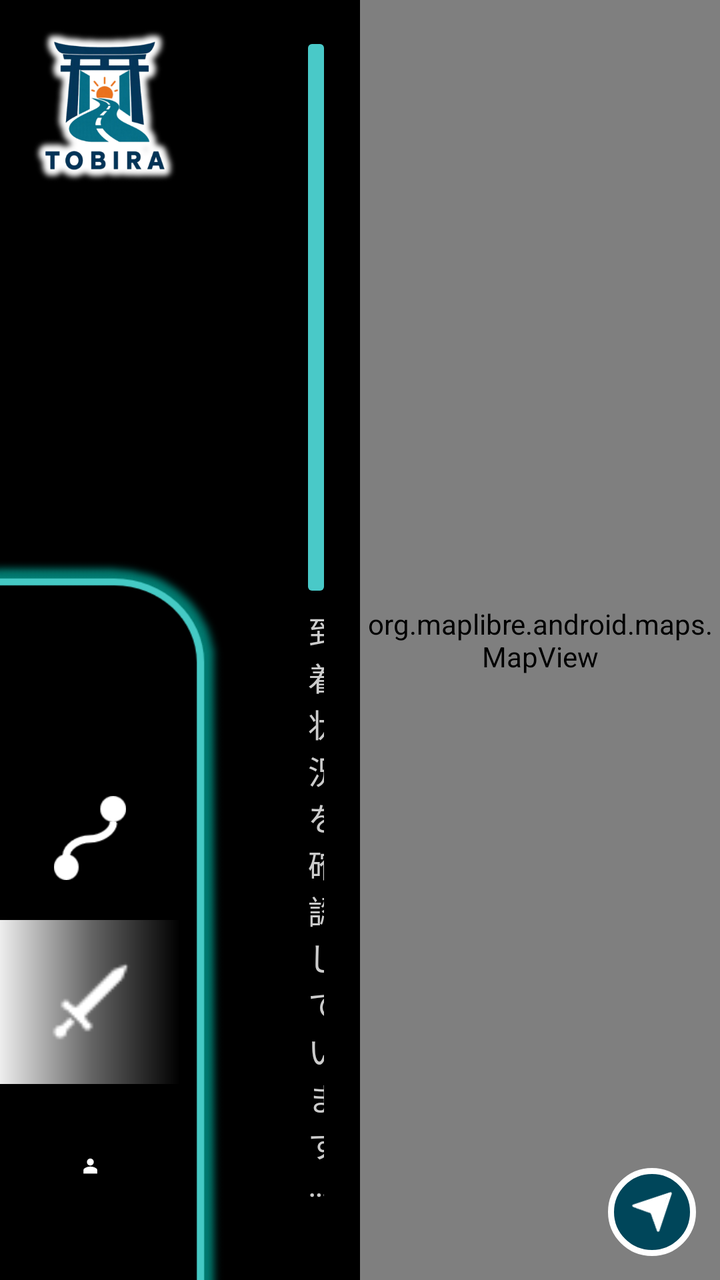
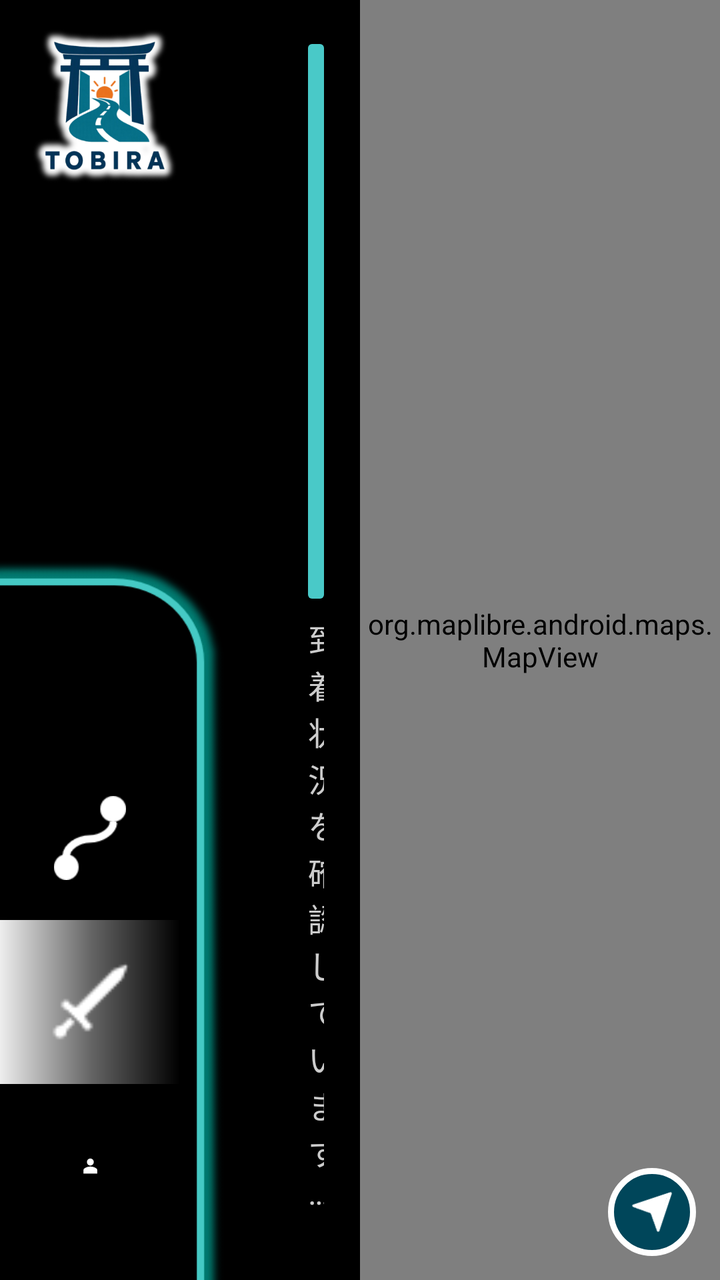

Compare the two renders of this Android layout. The source of the first and the diff that turns it into the second are given below.
<!-- AndroidManifest.xml: application theme Theme.Tobira -->
<!-- res/layout/activity_quest.xml -->
<?xml version="1.0" encoding="utf-8"?>
<FrameLayout xmlns:android="http://schemas.android.com/apk/res/android"
    android:id="@+id/quest_root"
    android:layout_width="match_parent"
    android:layout_height="match_parent"
    android:background="#FF000000"
    android:fitsSystemWindows="true">

    


    
    <LinearLayout
        android:layout_width="match_parent"
        android:layout_height="match_parent"
        android:orientation="horizontal"
        android:weightSum="2">

        
        <FrameLayout
            android:id="@+id/quest_left_area"
            android:layout_width="0dp"
            android:layout_height="match_parent"
            android:layout_weight="1"
            android:background="#FF000000">

            
            <FrameLayout
                android:id="@+id/menu_area"
                android:layout_width="140dp"
                android:layout_height="match_parent">

                <ImageView
                    android:layout_width="86dp"
                    android:layout_height="86dp"
                    android:layout_gravity="top|start"
                    android:layout_marginStart="10dp"
                    android:layout_marginTop="10dp"
                    android:adjustViewBounds="true"
                    android:contentDescription="TOBIRA"
                    android:scaleType="fitStart"
                    android:src="@drawable/tobira_logo_fordark" />

                <LinearLayout
                    android:id="@+id/menu_bar"
                    android:layout_width="112dp"
                    android:layout_height="360dp"
                    android:layout_gravity="bottom|start"
                    android:background="@drawable/bg_menubar"
                    android:gravity="bottom"
                    android:orientation="vertical"
                    android:paddingStart="0dp"
                    android:paddingEnd="22dp"
                    android:paddingBottom="16dp">

                    
                    <FrameLayout
                        android:id="@+id/tab_route"
                        android:layout_width="match_parent"
                        android:layout_height="82dp"
                        android:clickable="true"
                        android:focusable="true">

                        <ImageView
                            android:layout_width="42dp"
                            android:layout_height="42dp"
                            android:layout_gravity="center"
                            android:contentDescription="ルート"
                            android:src="@drawable/ico_route" />
                    </FrameLayout>

                    
                    <FrameLayout
                        android:id="@+id/tab_quest"
                        android:layout_width="match_parent"
                        android:layout_height="82dp"
                        android:background="@drawable/bg_menu_selected_gradient"
                        android:clickable="true"
                        android:focusable="true">

                        <ImageView
                            android:layout_width="42dp"
                            android:layout_height="42dp"
                            android:layout_gravity="center"
                            android:contentDescription="クエスト"
                            android:src="@drawable/ico_quest" />
                    </FrameLayout>

                    <ImageButton
                        android:id="@+id/tab_user"
                        android:layout_width="match_parent"
                        android:layout_height="82dp"
                        android:background="@android:color/transparent"
                        android:contentDescription="ユーザー"
                        android:padding="22dp"
                        android:scaleType="centerInside"
                        android:src="@drawable/ico_user" />
                </LinearLayout>
            </FrameLayout>

            
            <LinearLayout
                android:id="@+id/quest_content"
                android:layout_width="match_parent"
                android:layout_height="match_parent"
                android:layout_marginStart="140dp"
                android:orientation="vertical"
                android:paddingStart="14dp"
                android:paddingTop="22dp"
                android:paddingEnd="18dp"
                android:paddingBottom="18dp">

                
                <LinearLayout
                    android:id="@+id/quest_summary_panel"
                    android:layout_width="match_parent"
                    android:layout_height="wrap_content"
                    android:background="@drawable/bg_quest_panel"
                    android:orientation="vertical"
                    android:paddingStart="30dp"
                    android:paddingTop="24dp"
                    android:paddingEnd="24dp"
                    android:paddingBottom="24dp">

                    <TextView
                        android:layout_width="wrap_content"
                        android:layout_height="wrap_content"
                        android:text="Quest"
                        android:textColor="#FFFFFFFF"
                        android:textSize="22sp"
                        android:textStyle="bold" />

                    
                    <TextView
                        android:id="@+id/quest_place_name"
                        android:layout_width="match_parent"
                        android:layout_height="wrap_content"
                        android:layout_marginTop="6dp"
                        android:ellipsize="end"
                        android:maxLines="2"
                        android:text="—"
                        android:textColor="#FFFFFFFF"
                        android:textSize="26sp"
                        android:textStyle="bold" />

                    <View
                        android:layout_width="match_parent"
                        android:layout_height="2dp"
                        android:layout_marginTop="10dp"
                        android:background="#BFFFFFFF" />

                    
                    <TextView
                        android:id="@+id/quest_description"
                        android:layout_width="match_parent"
                        android:layout_height="wrap_content"
                        android:layout_marginTop="12dp"
                        android:lineSpacingExtra="3dp"
                        android:text=""
                        android:textColor="#FFFFFFFF"
                        android:textSize="21sp" />
                </LinearLayout>

                
                <TextView
                    android:id="@+id/quest_observations"
                    android:layout_width="match_parent"
                    android:layout_height="wrap_content"
                    android:visibility="gone" />

                <TextView
                    android:id="@+id/quest_arrival_status"
                    android:layout_width="match_parent"
                    android:layout_height="wrap_content"
                    android:layout_marginTop="8dp"
                    android:text="@string/arrival_checking"
                    android:textColor="#CCFFFFFF"
                    android:textSize="16sp"
                    android:accessibilityLiveRegion="polite" />

                <Button
                    android:id="@+id/quest_return_button"
                    android:layout_width="match_parent"
                    android:layout_height="wrap_content"
                    android:text="@string/quest_returned_to_car"
                    android:visibility="gone" />

                
                <LinearLayout
                    android:id="@+id/enemy_section"
                    android:layout_width="match_parent"
                    android:layout_height="0dp"
                    android:layout_weight="1"
                    android:orientation="vertical"
                    android:paddingStart="22dp"
                    android:paddingTop="18dp">

                    <LinearLayout
                        android:layout_width="match_parent"
                        android:layout_height="wrap_content"
                        android:gravity="center_vertical"
                        android:orientation="horizontal">

                        <ImageView
                            android:layout_width="34dp"
                            android:layout_height="34dp"
                            android:contentDescription="Enemy"
                            android:src="@drawable/ico_quest" />

                        <TextView
                            android:layout_width="wrap_content"
                            android:layout_height="wrap_content"
                            android:layout_marginStart="12dp"
                            android:text="Enemy"
                            android:textColor="#FFFFFFFF"
                            android:textSize="22sp" />
                    </LinearLayout>

                    <FrameLayout
                        android:id="@+id/enemy_content"
                        android:layout_width="match_parent"
                        android:layout_height="0dp"
                        android:layout_weight="1" />
                </LinearLayout>

                
                <LinearLayout
                    android:id="@+id/command_section"
                    android:layout_width="match_parent"
                    android:layout_height="170dp"
                    android:orientation="vertical"
                    android:paddingStart="22dp"
                    android:paddingTop="4dp">

                    <LinearLayout
                        android:layout_width="match_parent"
                        android:layout_height="wrap_content"
                        android:gravity="center_vertical"
                        android:orientation="horizontal">

                        <ImageView
                            android:layout_width="36dp"
                            android:layout_height="36dp"
                            android:contentDescription="コマンド"
                            android:src="@drawable/ico_key" />

                        <TextView
                            android:layout_width="wrap_content"
                            android:layout_height="wrap_content"
                            android:layout_marginStart="10dp"
                            android:text="Enter Your Command"
                            android:textColor="#FFFFFFFF"
                            android:textSize="22sp" />
                    </LinearLayout>

                    <LinearLayout
                        android:id="@+id/command_content"
                        android:layout_width="match_parent"
                        android:layout_height="0dp"
                        android:layout_weight="1"
                        android:gravity="center"
                        android:orientation="horizontal">

                        <View
                            android:layout_width="0dp"
                            android:layout_height="60dp"
                            android:layout_weight="1"
                            android:layout_marginEnd="6dp"
                            android:background="@drawable/bg_command_empty" />

                        <View
                            android:layout_width="0dp"
                            android:layout_height="60dp"
                            android:layout_weight="1"
                            android:layout_marginEnd="6dp"
                            android:background="@drawable/bg_command_empty" />

                        <View
                            android:layout_width="0dp"
                            android:layout_height="60dp"
                            android:layout_weight="1"
                            android:layout_marginEnd="6dp"
                            android:background="@drawable/bg_command_empty" />

                        <View
                            android:layout_width="0dp"
                            android:layout_height="60dp"
                            android:layout_weight="1"
                            android:background="@drawable/bg_command_empty" />

                    </LinearLayout>
                </LinearLayout>

            </LinearLayout>
        </FrameLayout>

        
        <FrameLayout
            android:id="@+id/navigation_map_area"
            android:layout_width="0dp"
            android:layout_height="match_parent"
            android:layout_weight="1">

            <org.maplibre.android.maps.MapView
                android:id="@+id/quest_map_view"
                android:layout_width="match_parent"
                android:layout_height="match_parent" />

            <ImageButton
                android:id="@+id/current_location"
                android:layout_width="44dp"
                android:layout_height="44dp"
                android:layout_gravity="bottom|end"
                android:layout_marginEnd="12dp"
                android:layout_marginBottom="12dp"
                android:background="@drawable/bg_current_location_button"
                android:contentDescription="現在地"
                android:padding="8dp"
                android:scaleType="centerInside"
                android:src="@drawable/ic_navigation" />
        </FrameLayout>
    </LinearLayout>
</FrameLayout>
<!-- resources referenced by this layout -->
<resources>
  <!-- drawable bg_command_empty (drawable) -->
  <?xml version="1.0" encoding="utf-8"?>
  <shape xmlns:android="http://schemas.android.com/apk/res/android" android:shape="rectangle">
      <solid android:color="#000000" />
      <stroke android:width="4dp" android:color="#009E95" />
  </shape>
  <!-- drawable bg_current_location_button (drawable) -->
  <?xml version="1.0" encoding="utf-8"?>
  <shape xmlns:android="http://schemas.android.com/apk/res/android" android:shape="oval">
      <solid android:color="#00465A" />
      <stroke android:width="3dp" android:color="#FFFFFFFF" />
  </shape>
  <!-- drawable bg_menu_selected_gradient (drawable) -->
  <?xml version="1.0" encoding="utf-8"?>
  <shape xmlns:android="http://schemas.android.com/apk/res/android" android:shape="rectangle">
      <gradient android:type="linear" android:angle="0" android:startColor="#EEFFFFFF" android:centerColor="#66FFFFFF" android:endColor="#00FFFFFF" />
  </shape>
  <!-- drawable bg_quest_panel (drawable) -->
  <?xml version="1.0" encoding="utf-8"?>
  <layer-list xmlns:android="http://schemas.android.com/apk/res/android">
      <item>
          <shape android:shape="rectangle">
              <solid android:color="#FF49C9C8" />
              <corners android:radius="2dp" />
          </shape>
      </item>
      <item android:left="9dp" android:top="9dp" android:right="9dp" android:bottom="9dp">
          <shape android:shape="rectangle">
              <solid android:color="#FF003B38" />
              <corners android:radius="1dp" />
          </shape>
      </item>
  </layer-list>
  <string name="arrival_checking">到着状況を確認しています…</string>
  <string name="quest_returned_to_car">車に戻った・試練を開く</string>
  <style name="Theme.Tobira" parent="Theme.MaterialComponents.DayNight.NoActionBar">
          <item name="colorPrimary">@color/tobira_teal</item>
          <item name="colorPrimaryVariant">@color/tobira_teal_dark</item>
          <item name="colorOnPrimary">@color/white</item>
          <item name="colorSecondary">@color/tobira_teal_mid</item>
          <item name="colorSecondaryVariant">@color/tobira_teal_dark</item>
          <item name="colorOnSecondary">@color/white</item>
          <item name="android:statusBarColor">@color/tobira_node_bg</item>
          <item name="android:windowBackground">@color/tobira_node_bg</item>
          <item name="android:forceDarkAllowed">false</item>
      </style>
  <color name="tobira_teal">#FF43CBC7</color>
  <color name="tobira_teal_dark">#FF008F87</color>
  <color name="white">#FFFFFFFF</color>
  <color name="tobira_teal_mid">#FF009E95</color>
  <color name="tobira_node_bg">#FF101010</color>
  <!-- unchanged entries left out for length: 7 -->
</resources>

<!-- the commit's change to res/layout/activity_quest.xml (unified diff, before → after) -->
@@ -158,7 +158,7 @@
                         android:lineSpacingExtra="3dp"
                         android:text=""
                         android:textColor="#FFFFFFFF"
-                        android:textSize="21sp" />
+                        android:textSize="24sp" />
                 </LinearLayout>
 
                 
@@ -216,18 +216,32 @@
                             android:textSize="22sp" />
                     </LinearLayout>
 
-                    <FrameLayout
+                    
+                    <ScrollView
                         android:id="@+id/enemy_content"
                         android:layout_width="match_parent"
                         android:layout_height="0dp"
-                        android:layout_weight="1" />
+                        android:layout_weight="1"
+                        android:layout_marginTop="10dp"
+                        android:fadeScrollbars="false">
+
+                        <TextView
+                            android:id="@+id/enemy_story"
+                            android:layout_width="match_parent"
+                            android:layout_height="wrap_content"
+                            android:lineSpacingExtra="3dp"
+                            android:paddingEnd="8dp"
+                            android:text=""
+                            android:textColor="#FFFFFFFF"
+                            android:textSize="24sp" />
+                    </ScrollView>
                 </LinearLayout>
 
                 
                 <LinearLayout
                     android:id="@+id/command_section"
                     android:layout_width="match_parent"
-                    android:layout_height="170dp"
+                    android:layout_height="wrap_content"
                     android:orientation="vertical"
                     android:paddingStart="22dp"
                     android:paddingTop="4dp">
@@ -253,40 +267,50 @@
                             android:textSize="22sp" />
                     </LinearLayout>
 
+                    
+                    <TextView
+                        android:id="@+id/command_instruction"
+                        android:layout_width="match_parent"
+                        android:layout_height="wrap_content"
+                        android:layout_marginTop="6dp"
+                        android:text=""
+                        android:textColor="#FFFFFFFF"
+                        android:textSize="20sp" />
+
                     <LinearLayout
                         android:id="@+id/command_content"
                         android:layout_width="match_parent"
-                        android:layout_height="0dp"
-                        android:layout_weight="1"
-                        android:gravity="center"
+                        android:layout_height="wrap_content"
+                        android:layout_marginTop="2dp"
+                        android:gravity="start"
                         android:orientation="horizontal">
 
-                        <View
-                            android:layout_width="0dp"
-                            android:layout_height="60dp"
-                            android:layout_weight="1"
-                            android:layout_marginEnd="6dp"
-                            android:background="@drawable/bg_command_empty" />
-
-                        <View
-                            android:layout_width="0dp"
-                            android:layout_height="60dp"
-                            android:layout_weight="1"
-                            android:layout_marginEnd="6dp"
-                            android:background="@drawable/bg_command_empty" />
-
-                        <View
-                            android:layout_width="0dp"
-                            android:layout_height="60dp"
-                            android:layout_weight="1"
-                            android:layout_marginEnd="6dp"
-                            android:background="@drawable/bg_command_empty" />
-
-                        <View
-                            android:layout_width="0dp"
-                            android:layout_height="60dp"
-                            android:layout_weight="1"
-                            android:background="@drawable/bg_command_empty" />
+                        <include
+                            android:id="@+id/command_cell_1"
+                            layout="@layout/item_command_box"
+                            android:layout_width="76dp"
+                            android:layout_height="84dp"
+                            android:layout_marginEnd="18dp" />
+
+                        <include
+                            android:id="@+id/command_cell_2"
+                            layout="@layout/item_command_box"
+                            android:layout_width="76dp"
+                            android:layout_height="84dp"
+                            android:layout_marginEnd="18dp" />
+
+                        <include
+                            android:id="@+id/command_cell_3"
+                            layout="@layout/item_command_box"
+                            android:layout_width="76dp"
+                            android:layout_height="84dp"
+                            android:layout_marginEnd="18dp" />
+
+                        <include
+                            android:id="@+id/command_cell_4"
+                            layout="@layout/item_command_box"
+                            android:layout_width="76dp"
+                            android:layout_height="84dp" />
 
                     </LinearLayout>
                 </LinearLayout>
@@ -321,3 +345,13 @@
         </FrameLayout>
     </LinearLayout>
 </FrameLayout>
+<!-- res/layout/item_command_box.xml (included above) -->
+<?xml version="1.0" encoding="utf-8"?>
+<FrameLayout xmlns:android="http://schemas.android.com/apk/res/android"
+    android:layout_width="76dp"
+    android:layout_height="84dp">
+
+    <TextView
+        android:id="@+id/command_box"
+        style="@style/CommandBox" />
+</FrameLayout>
<!-- resource entries referenced after the edit -->
@@ -1,11 +1,5 @@
 <!-- resources referenced by this layout -->
 <resources>
-  <!-- drawable bg_command_empty (drawable) -->
-  <?xml version="1.0" encoding="utf-8"?>
-  <shape xmlns:android="http://schemas.android.com/apk/res/android" android:shape="rectangle">
-      <solid android:color="#000000" />
-      <stroke android:width="4dp" android:color="#009E95" />
-  </shape>
   <!-- drawable bg_current_location_button (drawable) -->
   <?xml version="1.0" encoding="utf-8"?>
   <shape xmlns:android="http://schemas.android.com/apk/res/android" android:shape="oval">
@@ -35,6 +29,16 @@
   </layer-list>
   <string name="arrival_checking">到着状況を確認しています…</string>
   <string name="quest_returned_to_car">車に戻った・試練を開く</string>
+  <style name="CommandBox">
+          <item name="android:layout_width">64dp</item>
+          <item name="android:layout_height">80dp</item>
+          <item name="android:layout_gravity">bottom|start</item>
+          <item name="android:background">@drawable/bg_cmd_box_empty</item>
+          <item name="android:gravity">center</item>
+          <item name="android:textColor">#FFFFFFFF</item>
+          <item name="android:textSize">30sp</item>
+          <item name="android:textStyle">bold</item>
+      </style>
   <style name="Theme.Tobira" parent="Theme.MaterialComponents.DayNight.NoActionBar">
           <item name="colorPrimary">@color/tobira_teal</item>
           <item name="colorPrimaryVariant">@color/tobira_teal_dark</item>
@@ -46,6 +50,19 @@
           <item name="android:windowBackground">@color/tobira_node_bg</item>
           <item name="android:forceDarkAllowed">false</item>
       </style>
+  <!-- drawable bg_cmd_box_empty (drawable) -->
+  <?xml version="1.0" encoding="utf-8"?>
+  <vector xmlns:android="http://schemas.android.com/apk/res/android"
+      android:width="64dp"
+      android:height="80dp"
+      android:viewportWidth="80"
+      android:viewportHeight="100">
+      <path
+          android:fillColor="#000000"
+          android:pathData="M2,2 H64.7 L78,15.3 V98 H2 Z"
+          android:strokeColor="#017E73"
+          android:strokeWidth="3" />
+  </vector>
   <color name="tobira_teal">#FF43CBC7</color>
   <color name="tobira_teal_dark">#FF008F87</color>
   <color name="white">#FFFFFFFF</color>
